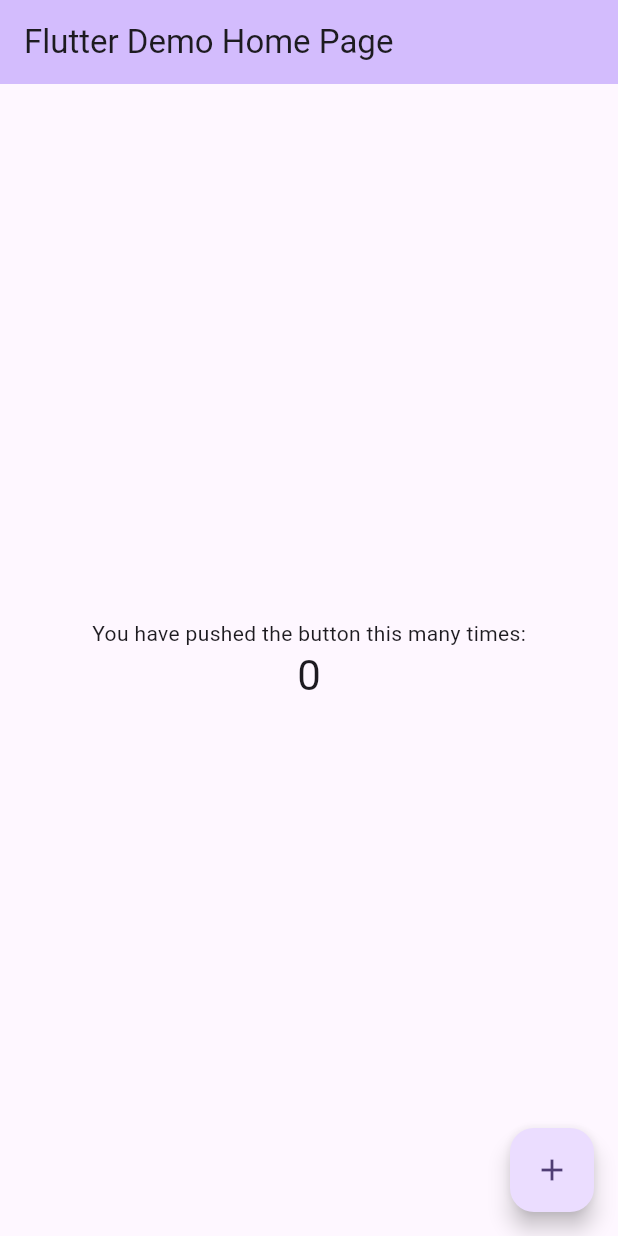
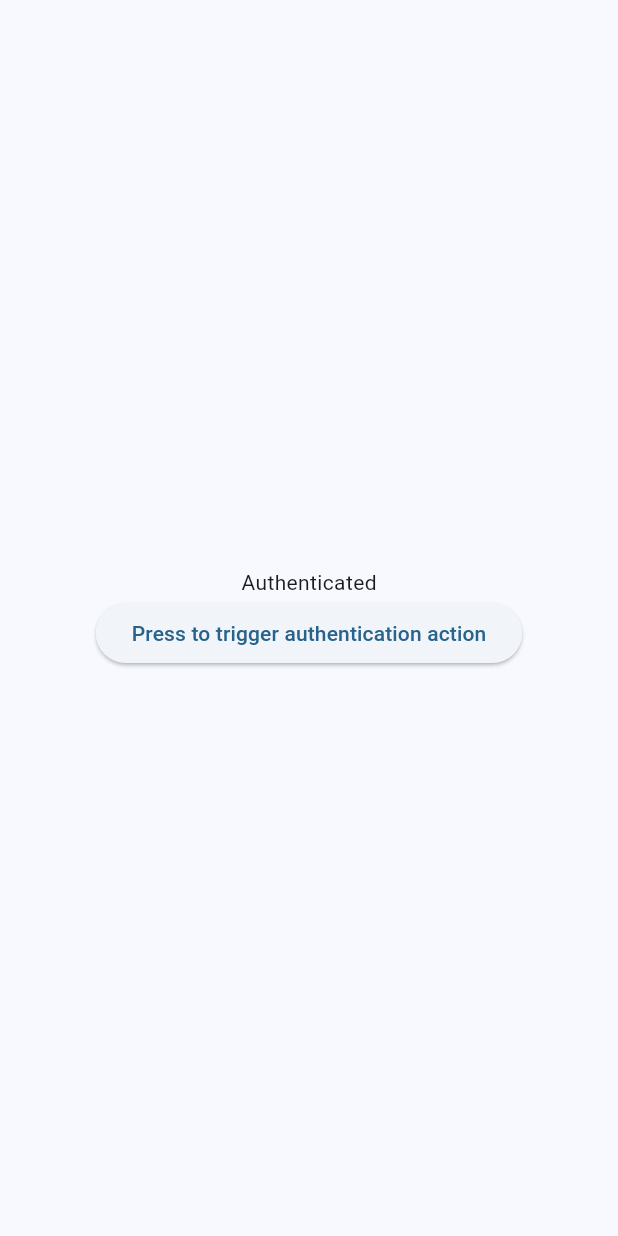
Before and after one commit to anton-patrushev/whats-in-my-fridge, a Flutter app: the screen it shows after launch, on a phone screen of 412 x 824 dp. Run offline on Flutter 3.47's test engine with Material 2 defaults, Android fonts, the light colour scheme and no system bars.

Commit message:
implement first global state for authentication (example in splash screen)

```diff
--- a/lib/main.dart
+++ b/lib/main.dart
@@ -1,125 +1,6 @@
 import 'package:flutter/material.dart';
+import 'package:whats_in_my_fridge/src/app/main_app.dart';
 
 void main() {
-  runApp(const MyApp());
+  runApp(const MainApp());
 }
-
-class MyApp extends StatelessWidget {
-  const MyApp({super.key});
-
-  // This widget is the root of your application.
-  @override
-  Widget build(BuildContext context) {
-    return MaterialApp(
-      title: 'Flutter Demo',
-      theme: ThemeData(
-        // This is the theme of your application.
-        //
-        // TRY THIS: Try running your application with "flutter run". You'll see
-        // the application has a blue toolbar. Then, without quitting the app,
-        // try changing the seedColor in the colorScheme below to Colors.green
-        // and then invoke "hot reload" (save your changes or press the "hot
-        // reload" button in a Flutter-supported IDE, or press "r" if you used
-        // the command line to start the app).
-        //
-        // Notice that the counter didn't reset back to zero; the application
-        // state is not lost during the reload. To reset the state, use hot
-        // restart instead.
-        //
-        // This works for code too, not just values: Most code changes can be
-        // tested with just a hot reload.
-        colorScheme: ColorScheme.fromSeed(seedColor: Colors.deepPurple),
-        useMaterial3: true,
-      ),
-      home: const MyHomePage(title: 'Flutter Demo Home Page'),
-    );
-  }
-}
-
-class MyHomePage extends StatefulWidget {
-  const MyHomePage({super.key, required this.title});
-
-  // This widget is the home page of your application. It is stateful, meaning
-  // that it has a State object (defined below) that contains fields that affect
-  // how it looks.
-
-  // This class is the configuration for the state. It holds the values (in this
-  // case the title) provided by the parent (in this case the App widget) and
-  // used by the build method of the State. Fields in a Widget subclass are
-  // always marked "final".
-
-  final String title;
-
-  @override
-  State<MyHomePage> createState() => _MyHomePageState();
-}
-
-class _MyHomePageState extends State<MyHomePage> {
-  int _counter = 0;
-
-  void _incrementCounter() {
-    setState(() {
-      // This call to setState tells the Flutter framework that something has
-      // changed in this State, which causes it to rerun the build method below
-      // so that the display can reflect the updated values. If we changed
-      // _counter without calling setState(), then the build method would not be
-      // called again, and so nothing would appear to happen.
-      _counter++;
-    });
-  }
-
-  @override
-  Widget build(BuildContext context) {
-    // This method is rerun every time setState is called, for instance as done
-    // by the _incrementCounter method above.
-    //
-    // The Flutter framework has been optimized to make rerunning build methods
-    // fast, so that you can just rebuild anything that needs updating rather
-    // than having to individually change instances of widgets.
-    return Scaffold(
-      appBar: AppBar(
-        // TRY THIS: Try changing the color here to a specific color (to
-        // Colors.amber, perhaps?) and trigger a hot reload to see the AppBar
-        // change color while the other colors stay the same.
-        backgroundColor: Theme.of(context).colorScheme.inversePrimary,
-        // Here we take the value from the MyHomePage object that was created by
-        // the App.build method, and use it to set our appbar title.
-        title: Text(widget.title),
-      ),
-      body: Center(
-        // Center is a layout widget. It takes a single child and positions it
-        // in the middle of the parent.
-        child: Column(
-          // Column is also a layout widget. It takes a list of children and
-          // arranges them vertically. By default, it sizes itself to fit its
-          // children horizontally, and tries to be as tall as its parent.
-          //
-          // Column has various properties to control how it sizes itself and
-          // how it positions its children. Here we use mainAxisAlignment to
-          // center the children vertically; the main axis here is the vertical
-          // axis because Columns are vertical (the cross axis would be
-          // horizontal).
-          //
-          // TRY THIS: Invoke "debug painting" (choose the "Toggle Debug Paint"
-          // action in the IDE, or press "p" in the console), to see the
-          // wireframe for each widget.
-          mainAxisAlignment: MainAxisAlignment.center,
-          children: <Widget>[
-            const Text(
-              'You have pushed the button this many times:',
-            ),
-            Text(
-              '$_counter',
-              style: Theme.of(context).textTheme.headlineMedium,
-            ),
-          ],
-        ),
-      ),
-      floatingActionButton: FloatingActionButton(
-        onPressed: _incrementCounter,
-        tooltip: 'Increment',
-        child: const Icon(Icons.add),
-      ), // This trailing comma makes auto-formatting nicer for build methods.
-    );
-  }
-}
--- /dev/null
+++ b/lib/src/app/main_app.dart
@@ -0,0 +1,30 @@
+import 'package:flutter/material.dart';
+import 'package:whats_in_my_fridge/src/app/splash_screen.dart';
+import 'package:whats_in_my_fridge/src/authentication/contexts/auth_state.provider.dart';
+
+class MainApp extends StatelessWidget {
+  const MainApp({super.key});
+
+  @override
+  Widget build(BuildContext context) {
+    return MaterialApp(
+        title: "What's in my fridge",
+        theme: ThemeData(
+            useMaterial3: true,
+            colorScheme: ColorScheme.fromSeed(seedColor: Colors.lightBlue)),
+        home: const _AppWithGlobalContexts(
+          child: SplashScreen(),
+        ));
+  }
+}
+
+class _AppWithGlobalContexts extends StatelessWidget {
+  const _AppWithGlobalContexts({required this.child, super.key});
+
+  final Widget child;
+
+  @override
+  Widget build(BuildContext context) {
+    return AuthStateProvider(child: child);
+  }
+}
--- /dev/null
+++ b/lib/src/app/splash_screen.dart
@@ -0,0 +1,29 @@
+import 'package:flutter/material.dart';
+
+import 'package:whats_in_my_fridge/src/authentication/contexts/auth_state.provider.dart';
+
+class SplashScreen extends StatelessWidget {
+  const SplashScreen({super.key});
+
+  @override
+  Widget build(BuildContext context) {
+    final authState = AuthStateProvider.of(context);
+
+    return Scaffold(
+      body: Center(
+        child: Column(mainAxisAlignment: MainAxisAlignment.center, children: [
+          Text(authState.isAuthenticated ? "Authenticated" : "Unauthenticated"),
+          ElevatedButton(
+              onPressed: () {
+                if (authState.isAuthenticated) {
+                  authState.unauthenticate();
+                } else {
+                  authState.authenticate();
+                }
+              },
+              child: Text('Press to trigger authentication action'))
+        ]),
+      ),
+    );
+  }
+}
--- /dev/null
+++ b/lib/src/authentication/contexts/auth_state.dart
@@ -0,0 +1,21 @@
+import 'package:flutter/foundation.dart';
+
+class AuthState extends ChangeNotifier {
+  AuthState();
+
+  bool _isAuthenticated = true;
+
+  bool get isAuthenticated => _isAuthenticated;
+
+  void authenticate() {
+    _isAuthenticated = true;
+
+    notifyListeners();
+  }
+
+  void unauthenticate() {
+    _isAuthenticated = false;
+
+    notifyListeners();
+  }
+}
--- /dev/null
+++ b/lib/src/authentication/contexts/auth_state.provider.dart
@@ -0,0 +1,21 @@
+import 'package:flutter/widgets.dart';
+import 'package:provider/provider.dart';
+
+import 'package:whats_in_my_fridge/src/authentication/contexts/auth_state.dart';
+// import 'package:whats_in_my_fridge/src/shared/core/errors/debug/missing_context_exception.dart';
+
+class AuthStateProvider extends StatelessWidget {
+  const AuthStateProvider({super.key, required this.child});
+
+  final Widget child;
+
+  static AuthState of(BuildContext context) => Provider.of<AuthState>(context);
+
+  @override
+  Widget build(BuildContext context) {
+    return ChangeNotifierProvider(
+      create: (context) => AuthState(),
+      child: child,
+    );
+  }
+}
--- a/pubspec.yaml
+++ b/pubspec.yaml
@@ -34,6 +34,8 @@ dependencies:
   # The following adds the Cupertino Icons font to your application.
   # Use with the CupertinoIcons class for iOS style icons.
   cupertino_icons: ^1.0.5
+  flutter_hooks: ^0.20.0
+  provider: ^6.0.5
 
 dev_dependencies:
   flutter_test:
```
Also changed, not shown: pubspec.lock, 1 other file.
